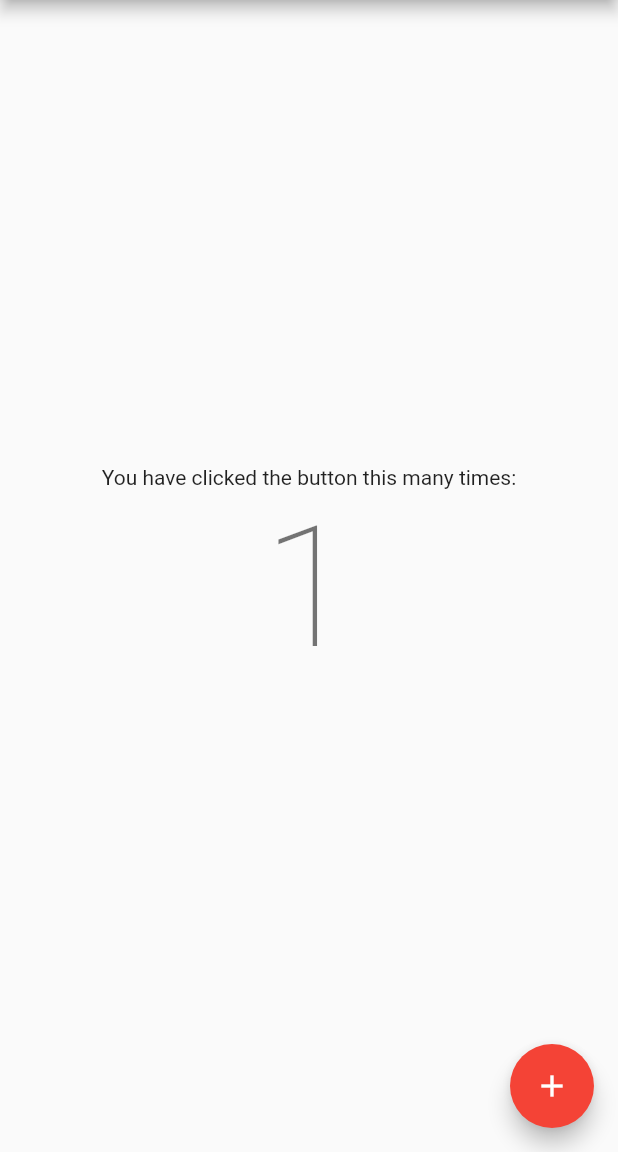
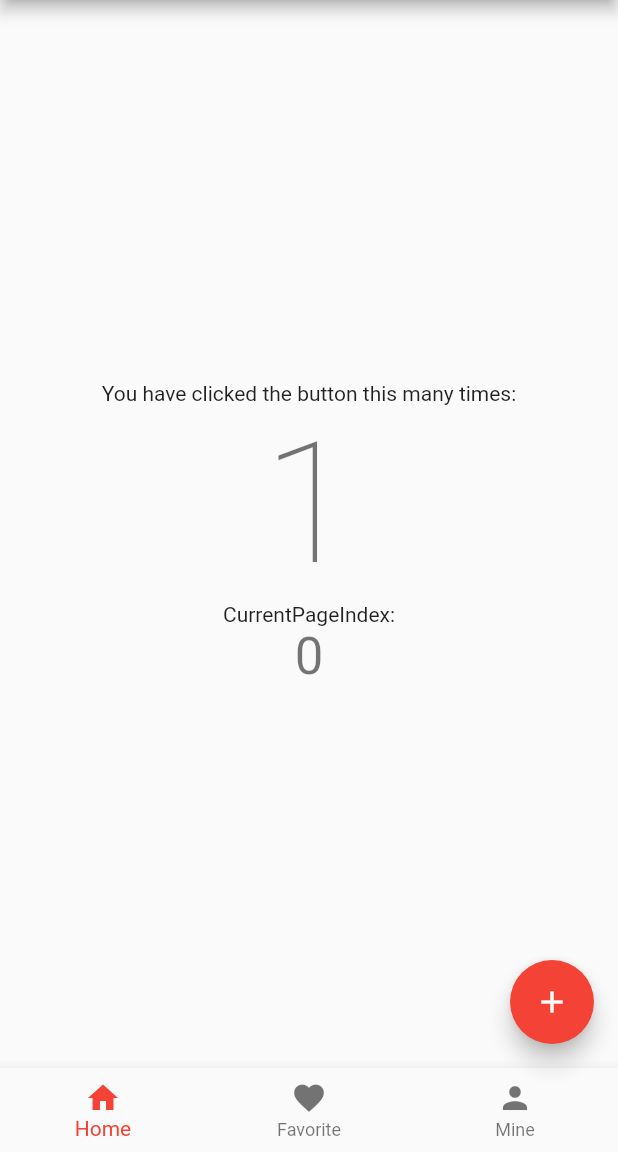
Before and after one commit to coldpudding/hello-flutter, a Flutter app: the screen it shows after launch, after a tap on the "add" icon, on a phone screen of 412 x 824 dp, the part 84-1236 px from its top. Run offline on Flutter 3.47's test engine with Material 2 defaults, Android fonts, the phone set to English and light mode, and no system bars.

Commit message:
增加 底部导航栏

```diff
--- a/lib/main.dart
+++ b/lib/main.dart
@@ -62,6 +62,8 @@ class _MyHomePageState extends State<MyHomePage> {
     });
   }
 
+  var _tabIndex = 0;
+
   @override
   Widget build(BuildContext context) {
     // This method is rerun every time setState is called, for instance as done
@@ -103,6 +105,14 @@ class _MyHomePageState extends State<MyHomePage> {
               '$_counter',
               style: Theme.of(context).textTheme.display4,
             ),
+            Text(
+              'CurrentPageIndex:',
+            ),
+            Text(
+              '$_tabIndex',
+              style: Theme.of(context).textTheme.display1,
+            ),
+
           ],
         ),
       ),
@@ -111,6 +121,28 @@ class _MyHomePageState extends State<MyHomePage> {
         tooltip: 'Increment',
         child: Icon(Icons.add),
       ), // This trailing comma makes auto-formatting nicer for build methods.
+      bottomNavigationBar: BottomNavigationBar(
+        currentIndex: _tabIndex,
+         onTap: (index) {
+          setState(() {
+            _tabIndex = index;
+          });
+        },
+        items: [
+          BottomNavigationBarItem(
+            icon: Icon(Icons.home),
+            title: Text("Home")
+          ),
+          BottomNavigationBarItem(
+            icon: Icon(Icons.favorite),
+            title: Text("Favorite")
+          ),
+          BottomNavigationBarItem(
+            icon: Icon(Icons.person),
+            title: Text("Mine")
+          )
+        ]
+      ),
     );
   }
 }
```
